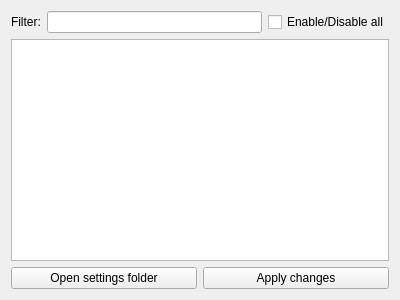
CalcProgrammer1/OpenRGB, file qt/OpenRGBSupportedDevicesPage.ui: the form before one commit.
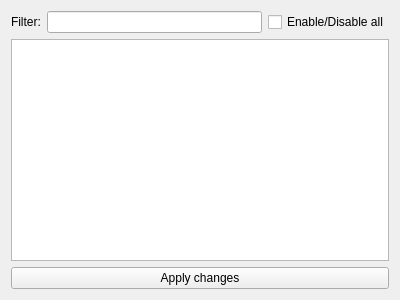
The form after the commit.

Commit message: Rearrange Settings tab

What changed in the file:
```diff
--- a/qt/OpenRGBSupportedDevicesPage.ui
+++ b/qt/OpenRGBSupportedDevicesPage.ui
@@ -40,13 +40,6 @@
    </item>
    <item>
     <layout class="QHBoxLayout" name="ButtonsLayout">
-     <item>
-      <widget class="QPushButton" name="OpenSettingsFolderButton">
-       <property name="text">
-        <string>Open settings folder</string>
-       </property>
-      </widget>
-     </item>
      <item>
       <widget class="QPushButton" name="SaveButton">
        <property name="text">
```
The commit also changes 6 other files.
